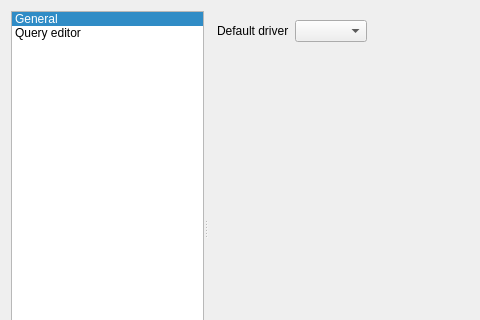
Old version of the form src/dialogs/configdialogclass.ui in the repository FrenchDilettante/dbmaster; both pictures show x 0 to 480 and y 0 to 320 of the 658 by 483 pixel window.
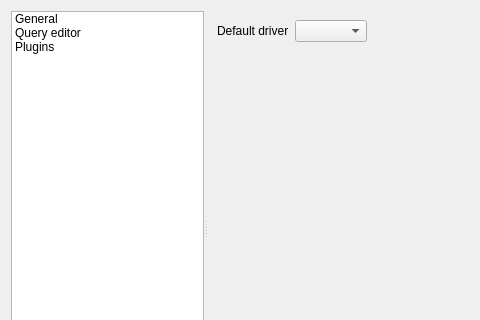
New version of the form. Icons and pictures are not drawn. Custom widgets are drawn as their Qt base class.

Commit message: Préparation page config plugins

Patch:
```diff
--- a/src/dialogs/configdialogclass.ui
+++ b/src/dialogs/configdialogclass.ui
@@ -37,7 +37,7 @@
        </size>
       </property>
       <property name="currentRow">
-       <number>0</number>
+       <number>-1</number>
       </property>
       <item>
        <property name="text">
@@ -57,6 +57,11 @@
          <normaloff>:/img/edit.png</normaloff>:/img/edit.png</iconset>
        </property>
       </item>
+      <item>
+       <property name="text">
+        <string>Plugins</string>
+       </property>
+      </item>
      </widget>
      <widget class="QStackedWidget" name="stackedWidget">
       <property name="sizePolicy">
```
The commit also changes 3 other files.
